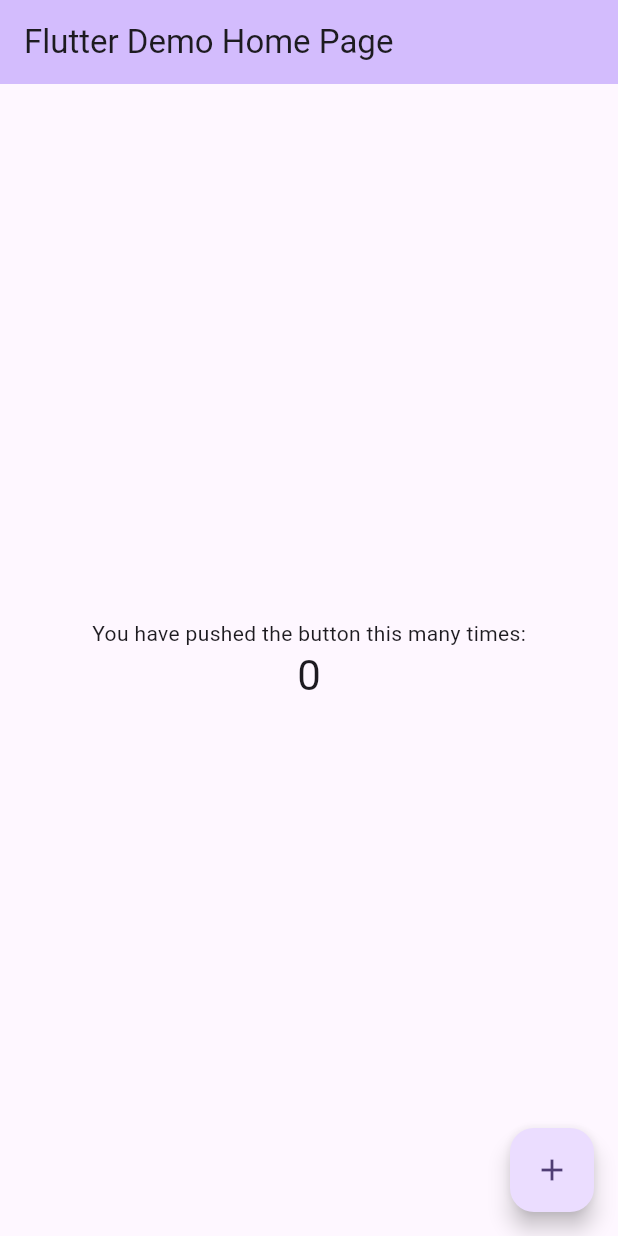
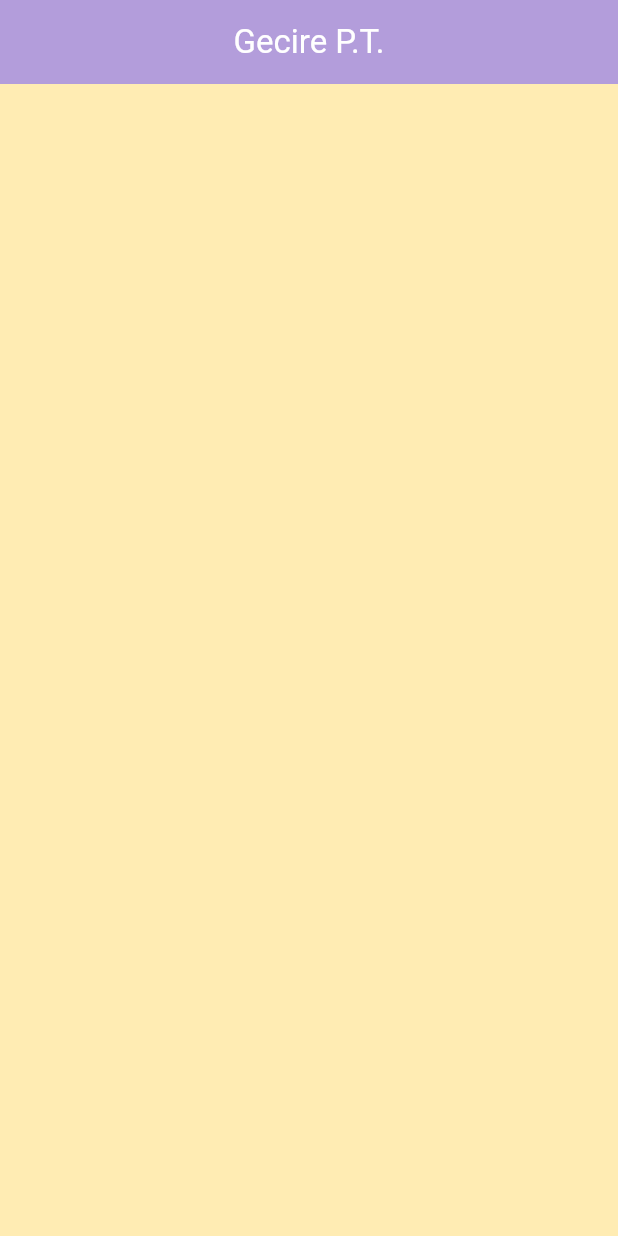
Before and after one commit to balintgoczan/gecikruvaanyjatafasszoposzemelyisegtesztnekgeci, a Flutter app: the screen it shows after launch, on a phone screen of 412 x 824 dp. Run offline on Flutter 3.47's test engine with Material 3 defaults, Android fonts, the phone set to English and light mode, and no system bars.

Commit message:
Added basic structure of the file

```diff
--- a/lib/main.dart
+++ b/lib/main.dart
@@ -1,125 +1,18 @@
 import 'package:flutter/material.dart';
+import 'package:pt/pages/ui/home_page.dart';
+import 'package:pt/pages/ui/pt.dart';
 
 void main() {
-  runApp(const MyApp());
+  runApp(MyApp());
 }
 
 class MyApp extends StatelessWidget {
-  const MyApp({super.key});
-
   // This widget is the root of your application.
   @override
   Widget build(BuildContext context) {
-    return MaterialApp(
-      title: 'Flutter Demo',
-      theme: ThemeData(
-        // This is the theme of your application.
-        //
-        // TRY THIS: Try running your application with "flutter run". You'll see
-        // the application has a purple toolbar. Then, without quitting the app,
-        // try changing the seedColor in the colorScheme below to Colors.green
-        // and then invoke "hot reload" (save your changes or press the "hot
-        // reload" button in a Flutter-supported IDE, or press "r" if you used
-        // the command line to start the app).
-        //
-        // Notice that the counter didn't reset back to zero; the application
-        // state is not lost during the reload. To reset the state, use hot
-        // restart instead.
-        //
-        // This works for code too, not just values: Most code changes can be
-        // tested with just a hot reload.
-        colorScheme: ColorScheme.fromSeed(seedColor: Colors.deepPurple),
-        useMaterial3: true,
-      ),
-      home: const MyHomePage(title: 'Flutter Demo Home Page'),
+    return const MaterialApp(
+      debugShowCheckedModeBanner: false,
+      home: PT(),
     );
   }
 }
-
-class MyHomePage extends StatefulWidget {
-  const MyHomePage({super.key, required this.title});
-
-  // This widget is the home page of your application. It is stateful, meaning
-  // that it has a State object (defined below) that contains fields that affect
-  // how it looks.
-
-  // This class is the configuration for the state. It holds the values (in this
-  // case the title) provided by the parent (in this case the App widget) and
-  // used by the build method of the State. Fields in a Widget subclass are
-  // always marked "final".
-
-  final String title;
-
-  @override
-  State<MyHomePage> createState() => _MyHomePageState();
-}
-
-class _MyHomePageState extends State<MyHomePage> {
-  int _counter = 0;
-
-  void _incrementCounter() {
-    setState(() {
-      // This call to setState tells the Flutter framework that something has
-      // changed in this State, which causes it to rerun the build method below
-      // so that the display can reflect the updated values. If we changed
-      // _counter without calling setState(), then the build method would not be
-      // called again, and so nothing would appear to happen.
-      _counter++;
-    });
-  }
-
-  @override
-  Widget build(BuildContext context) {
-    // This method is rerun every time setState is called, for instance as done
-    // by the _incrementCounter method above.
-    //
-    // The Flutter framework has been optimized to make rerunning build methods
-    // fast, so that you can just rebuild anything that needs updating rather
-    // than having to individually change instances of widgets.
-    return Scaffold(
-      appBar: AppBar(
-        // TRY THIS: Try changing the color here to a specific color (to
-        // Colors.amber, perhaps?) and trigger a hot reload to see the AppBar
-        // change color while the other colors stay the same.
-        backgroundColor: Theme.of(context).colorScheme.inversePrimary,
-        // Here we take the value from the MyHomePage object that was created by
-        // the App.build method, and use it to set our appbar title.
-        title: Text(widget.title),
-      ),
-      body: Center(
-        // Center is a layout widget. It takes a single child and positions it
-        // in the middle of the parent.
-        child: Column(
-          // Column is also a layout widget. It takes a list of children and
-          // arranges them vertically. By default, it sizes itself to fit its
-          // children horizontally, and tries to be as tall as its parent.
-          //
-          // Column has various properties to control how it sizes itself and
-          // how it positions its children. Here we use mainAxisAlignment to
-          // center the children vertically; the main axis here is the vertical
-          // axis because Columns are vertical (the cross axis would be
-          // horizontal).
-          //
-          // TRY THIS: Invoke "debug painting" (choose the "Toggle Debug Paint"
-          // action in the IDE, or press "p" in the console), to see the
-          // wireframe for each widget.
-          mainAxisAlignment: MainAxisAlignment.center,
-          children: <Widget>[
-            const Text(
-              'You have pushed the button this many times:',
-            ),
-            Text(
-              '$_counter',
-              style: Theme.of(context).textTheme.headlineMedium,
-            ),
-          ],
-        ),
-      ),
-      floatingActionButton: FloatingActionButton(
-        onPressed: _incrementCounter,
-        tooltip: 'Increment',
-        child: const Icon(Icons.add),
-      ), // This trailing comma makes auto-formatting nicer for build methods.
-    );
-  }
-}
--- /dev/null
+++ b/lib/pages/ui/pt.dart
@@ -0,0 +1,28 @@
+// ignore_for_file: prefer_const_constructors
+
+import 'package:flutter/material.dart';
+
+class PT extends StatefulWidget {
+  const PT({super.key});
+
+  @override
+  State<PT> createState() => _PTState();
+}
+
+class _PTState extends State<PT> {
+  @override
+  Widget build(BuildContext context) {
+    return Scaffold(
+      backgroundColor: Colors.amber[100],
+      appBar: AppBar(
+        backgroundColor: Colors.deepPurple[200],
+        title: Center(
+            child: Text(
+          'Gecire P.T.',
+          style: TextStyle(color: Colors.white),
+        )),
+      ),
+      // body:
+    );
+  }
+}
```
Also changed, not shown: lib/pages/ui/home_page.dart (added, +35 -0 lines), lib/pages/logic/ptlogic.dart (added), lib/pages/logic/ptquestions.dart (added).
